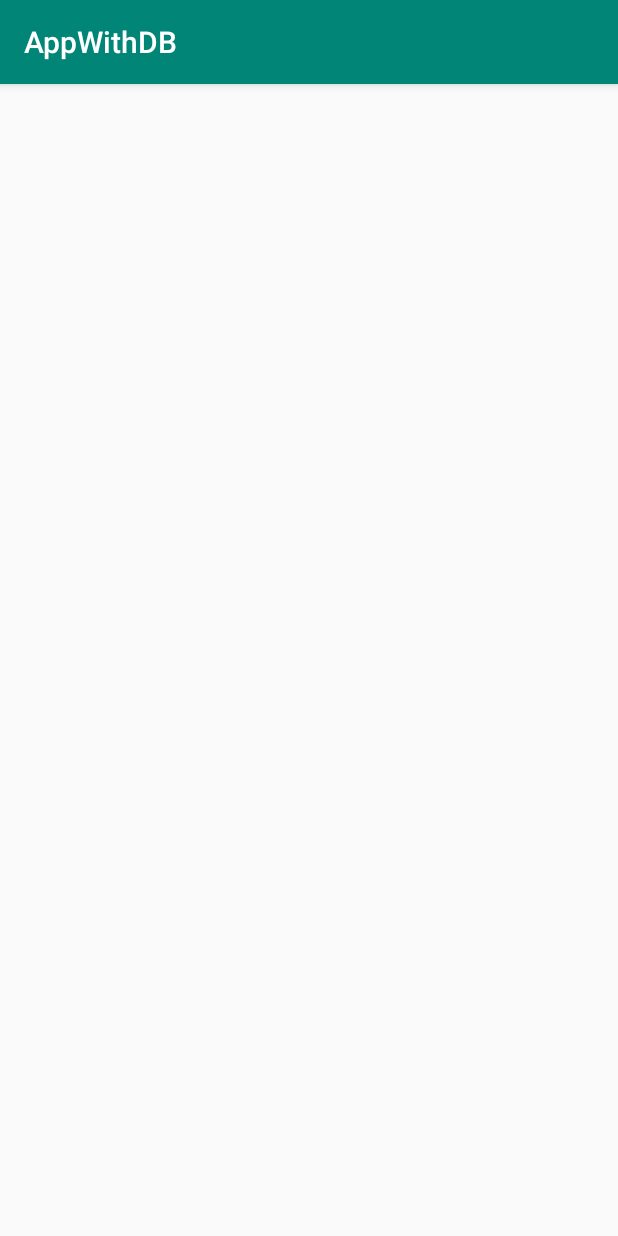
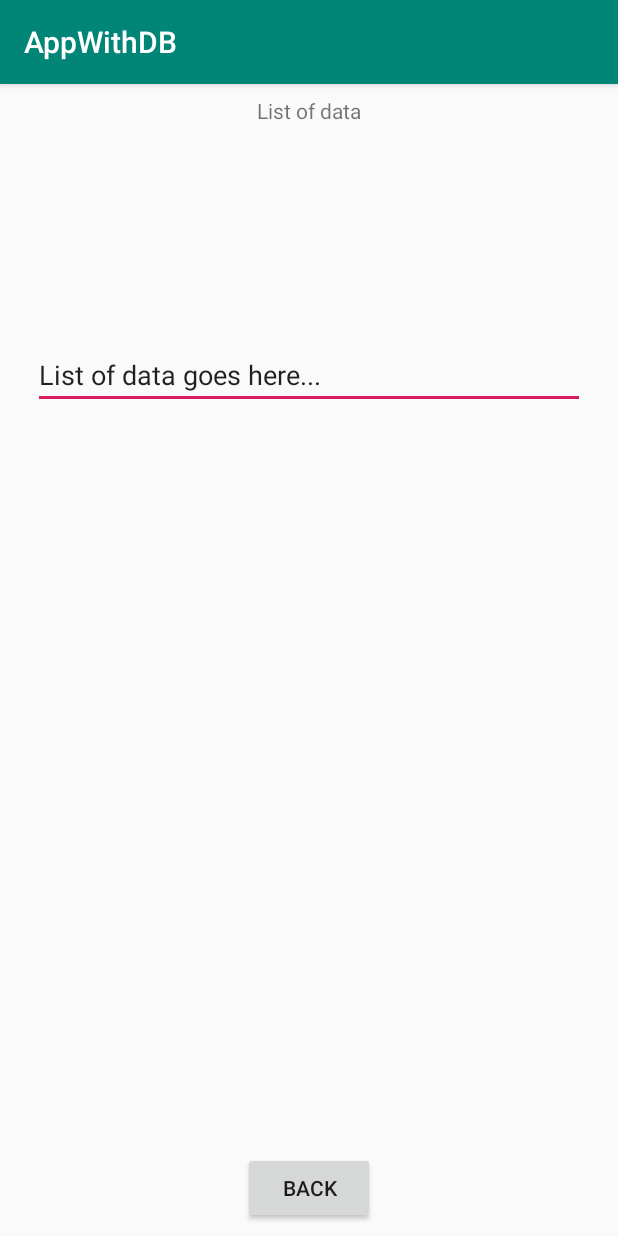
Before and after one commit to simranpalia/AndroidAppWithDB, an Android app: the GetData screen opened directly, with no data from a screen before it, on a phone screen of 412 x 824 dp. Run offline under Robolectric (Android 15) with nearby library versions, the phone set to English and light mode, and no system bars.

Commit message:
Get data activity view completed.

```diff
--- a/app/src/main/java/com/borderpass/appwithdb/GetData.java
+++ b/app/src/main/java/com/borderpass/appwithdb/GetData.java
@@ -1,7 +1,9 @@
 package com.borderpass.appwithdb;
 
+import android.content.Intent;
 import android.support.v7.app.AppCompatActivity;
 import android.os.Bundle;
+import android.view.View;
 
 public class GetData extends AppCompatActivity {
 
@@ -10,4 +12,9 @@ public class GetData extends AppCompatActivity {
         super.onCreate(savedInstanceState);
         setContentView(R.layout.activity_get_data);
     }
+
+    public void startMainActivity(View view) {
+        Intent intent=new Intent(this,MainActivity.class);
+        startActivity(intent);
+    }
 }
--- a/app/src/main/res/layout/activity_get_data.xml
+++ b/app/src/main/res/layout/activity_get_data.xml
@@ -6,4 +6,68 @@
     android:layout_height="match_parent"
     tools:context=".GetData">
 
+    <FrameLayout
+        android:layout_width="match_parent"
+        android:layout_height="match_parent">
+
+        <android.support.constraint.ConstraintLayout
+            android:layout_width="match_parent"
+            android:layout_height="match_parent">
+
+            <TextView
+                android:id="@+id/textView2"
+                android:layout_width="0dp"
+                android:layout_height="19dp"
+                android:layout_marginStart="8dp"
+                android:layout_marginLeft="8dp"
+                android:layout_marginTop="8dp"
+                android:layout_marginEnd="8dp"
+                android:textAlignment="center"
+                android:layout_marginRight="8dp"
+                android:text="List of data"
+                app:layout_constraintEnd_toEndOf="parent"
+                app:layout_constraintStart_toStartOf="parent"
+                app:layout_constraintTop_toTopOf="parent" />
+
+            <Button
+                android:id="@+id/button3"
+                android:layout_width="wrap_content"
+                android:layout_height="wrap_content"
+                android:layout_marginStart="8dp"
+                android:layout_marginLeft="8dp"
+                android:layout_marginEnd="8dp"
+                android:layout_marginRight="8dp"
+                android:layout_marginBottom="8dp"
+                android:text="Back"
+                app:layout_constraintBottom_toBottomOf="parent"
+                app:layout_constraintEnd_toEndOf="parent"
+                app:layout_constraintStart_toStartOf="parent" />
+
+            <LinearLayout
+                android:layout_width="368dp"
+                android:layout_height="397dp"
+                android:layout_marginStart="8dp"
+                android:layout_marginLeft="8dp"
+                android:layout_marginTop="8dp"
+                android:layout_marginEnd="8dp"
+                android:layout_marginRight="8dp"
+                android:layout_marginBottom="8dp"
+                android:orientation="vertical"
+                app:layout_constraintBottom_toTopOf="@+id/button3"
+                app:layout_constraintEnd_toEndOf="parent"
+                app:layout_constraintStart_toStartOf="parent"
+                app:layout_constraintTop_toBottomOf="@+id/textView2">
+
+                <EditText
+                    android:id="@+id/editText3"
+                    android:layout_width="match_parent"
+                    android:layout_height="wrap_content"
+                    android:text="List of data goes here..."
+                    android:onClick="startMainActivity"
+                    android:ems="10"
+                    android:inputType="textMultiLine" />
+            </LinearLayout>
+
+        </android.support.constraint.ConstraintLayout>
+    </FrameLayout>
 </android.support.constraint.ConstraintLayout>
```
